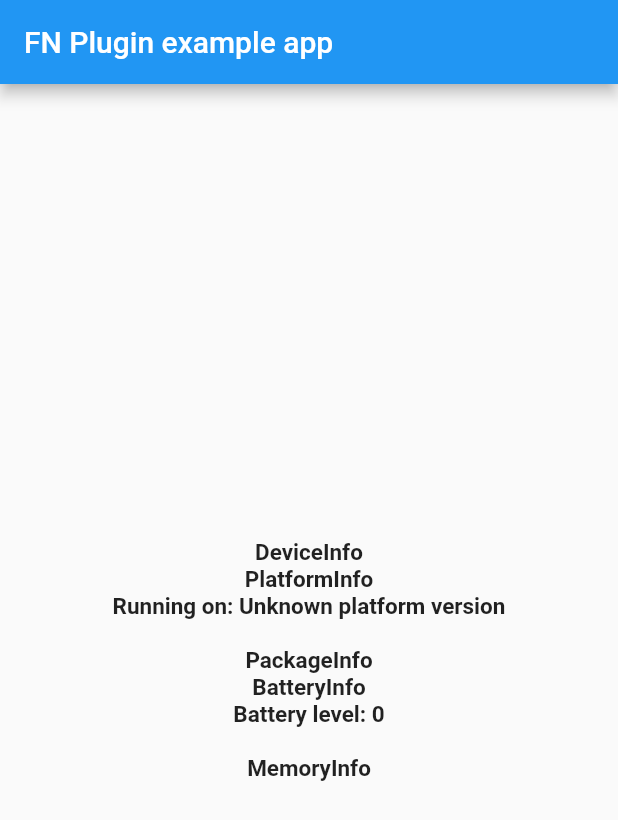
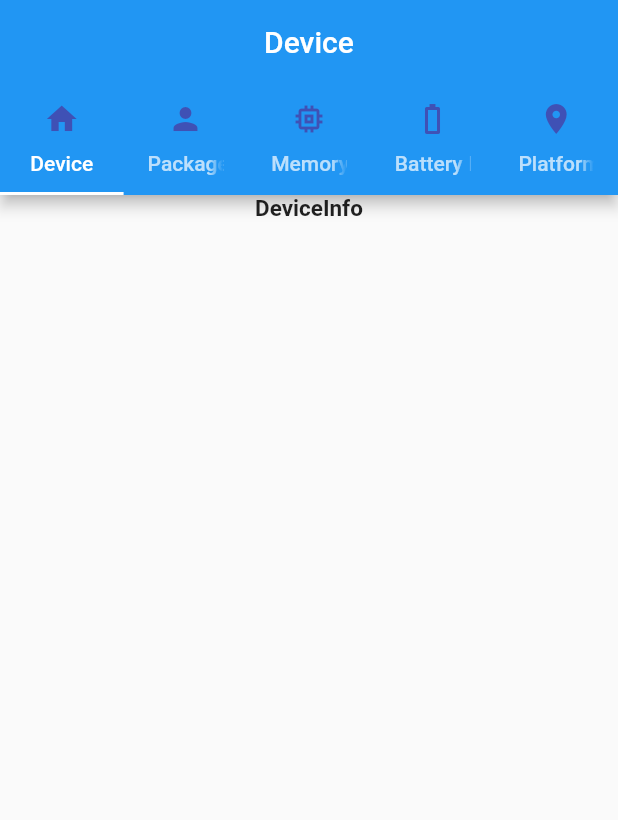
Before and after one commit to phil10xs/flutternativedata, a Flutter app: the screen it shows after launch, on a phone screen of 412 x 824 dp. Shown: the top 820 px of the screen. Run offline on Flutter 3.47's test engine with Material 2 defaults, Android fonts, the phone set to English and light mode, and no system bars; our stand-ins replace plugin_platform_interface.

Commit message:
feat: upgradle example

```diff
--- a/example/lib/main.dart
+++ b/example/lib/main.dart
@@ -17,9 +17,10 @@ class MyApp extends StatefulWidget {
   State<MyApp> createState() => _MyAppState();
 }
 
-class _MyAppState extends State<MyApp> {
-  String platformVersion = 'Unknown';
-  num batteryLevel = 0;
+class _MyAppState extends State<MyApp> with SingleTickerProviderStateMixin {
+  late TabController tabController;
+  String? platformVersion = 'Unknown';
+  num? batteryLevel = 0;
   final _flutternativedataPlugin = Flutternativedata();
   FNDeviceInfo? fnDeviceInfo;
   FNMemoryInfo? fnMemoryInfo;
@@ -29,6 +30,11 @@ class _MyAppState extends State<MyApp> {
   void initState() {
     super.initState();
     initPlatformState();
+    initTabController();
+  }
+
+  initTabController() {
+    tabController = TabController(length: 5, vsync: this);
   }
 
   // Platform messages are asynchronous, so we initialize in an async method.
@@ -56,36 +62,68 @@ class _MyAppState extends State<MyApp> {
     return MaterialApp(
       home: Scaffold(
         appBar: AppBar(
-          title: const Text(
-            'FN Plugin example app',
-            style: TextStyle(fontWeight: FontWeight.w500),
+          centerTitle: true,
+          //tabcontroller.index can be used to get the name of current index value of the tabview.
+          title: Text(tabController.index == 0 ? "Device" : "Others"),
+          bottom: TabBar(controller: tabController, tabs: [
+            Tab(
+              text: "Device",
+              icon: Icon(
+                Icons.home,
+                color: Colors.indigo.shade500,
               ),
             ),
-        body: Center(
-          child: SingleChildScrollView(
-            child: Column(
-              mainAxisAlignment: MainAxisAlignment.center,
+            Tab(
+              text: "Package Info",
+              icon: Icon(
+                Icons.person,
+                color: Colors.indigo.shade500,
+              ),
+            ),
+            Tab(
+              text: "Memory Info",
+              icon: Icon(
+                Icons.memory,
+                color: Colors.indigo.shade500,
+              ),
+            ),
+            Tab(
+              text: "Battery Level",
+              icon: Icon(
+                Icons.battery_0_bar_outlined,
+                color: Colors.indigo.shade500,
+              ),
+            ),
+            Tab(
+              text: "Platform Version",
+              icon: Icon(
+                Icons.place,
+                color: Colors.indigo.shade500,
+              ),
+            ),
+          ]),
+        ),
+        body: TabBarView(
+          controller: tabController,
           children: [
-                const Text('DeviceInfo',
+            Column(
+              children: [
+                const Text(
+                  'DeviceInfo',
                   style: TextStyle(
                     fontWeight: FontWeight.w600,
                     fontSize: 15,
-                    )),
+                  ),
+                ),
                 if (fnDeviceInfo != null)
                   ...fnDeviceInfo!.toMap().entries.map(
                         (entry) => Text('${entry.key}: ${entry.value}\n'),
                       ),
-                const Text('PlatformInfo',
-                    style: TextStyle(
-                      fontWeight: FontWeight.w600,
-                      fontSize: 15,
-                    )),
-                Text('Running on: $platformVersion\n',
-                    style: const TextStyle(
-                      fontWeight: FontWeight.w600,
-                      fontSize: 15,
-                    )),
-                const Text('PackageInfo',
+              ],
+            ),
+            Column(
+              children: [
+                const Text('Package Info',
                     style: TextStyle(
                       fontWeight: FontWeight.w600,
                       fontSize: 15,
@@ -94,28 +132,46 @@ class _MyAppState extends State<MyApp> {
                   ...fnPackageInfo!.toMap().entries.map(
                         (entry) => Text('${entry.key}: ${entry.value}\n'),
                       ),
-                const Text('BatteryInfo',
+              ],
+            ),
+            if (fnMemoryInfo != null)
+              Column(
+                children: [
+                  const Text(
+                    'Memory Info',
                     style: TextStyle(
                       fontWeight: FontWeight.w600,
                       fontSize: 15,
-                    )),
-                Text('Battery level: $batteryLevel\n',
-                    style: const TextStyle(
-                      fontWeight: FontWeight.w600,
-                      fontSize: 15,
-                    )),
-                const Text('MemoryInfo',
-                    style: TextStyle(
-                      fontWeight: FontWeight.w600,
-                      fontSize: 15,
-                    )),
-                if (fnMemoryInfo != null)
+                    ),
+                  ),
                   ...fnMemoryInfo!.toMap().entries.map(
                         (entry) => Text('${entry.key}: ${entry.value}\n'),
                       ),
                 ],
               ),
+            if (batteryLevel != null)
+              Column(
+                children: [
+                  const Text('Battery Level',
+                      style: TextStyle(
+                        fontWeight: FontWeight.w600,
+                        fontSize: 15,
+                      )),
+                  Text(batteryLevel.toString())
+                ],
               ),
+            if (platformVersion != null)
+              Column(
+                children: [
+                  const Text('Platform Version',
+                      style: TextStyle(
+                        fontWeight: FontWeight.w600,
+                        fontSize: 15,
+                      )),
+                  Text(platformVersion.toString())
+                ],
+              )
+          ],
         ),
       ),
     );
--- a/lib/flutternativedata.dart
+++ b/lib/flutternativedata.dart
@@ -14,11 +14,17 @@ class Flutternativedata {
     this.showLogs = false,
   });
   Future<String?> getPlatformVersion() {
-    return FlutternativedataPlatform.instance.getPlatformVersion();
+    final platformVersion =
+        FlutternativedataPlatform.instance.getPlatformVersion();
+    if (showLogs) log('platformVersion $platformVersion');
+
+    return platformVersion;
   }
 
   Future<num?> getBatteryLevel() {
-    return FlutternativedataPlatform.instance.getBatteryLevel();
+    final flBattery = FlutternativedataPlatform.instance.getBatteryLevel();
+    if (showLogs) log('batteryLevel $flBattery');
+    return flBattery;
   }
 
   Future<FNDeviceInfo?> getDeviceInfo() async {
```
Lines whose indentation alone changed are shown as unchanged.
